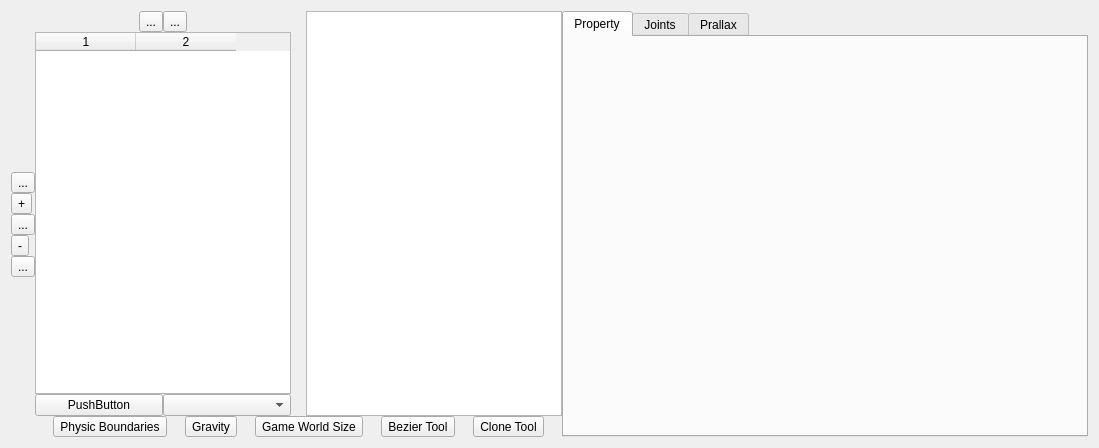
Above: leveleditor.ui from ascetic85/LevelEditor-NG before the change. Below: the same form after it.
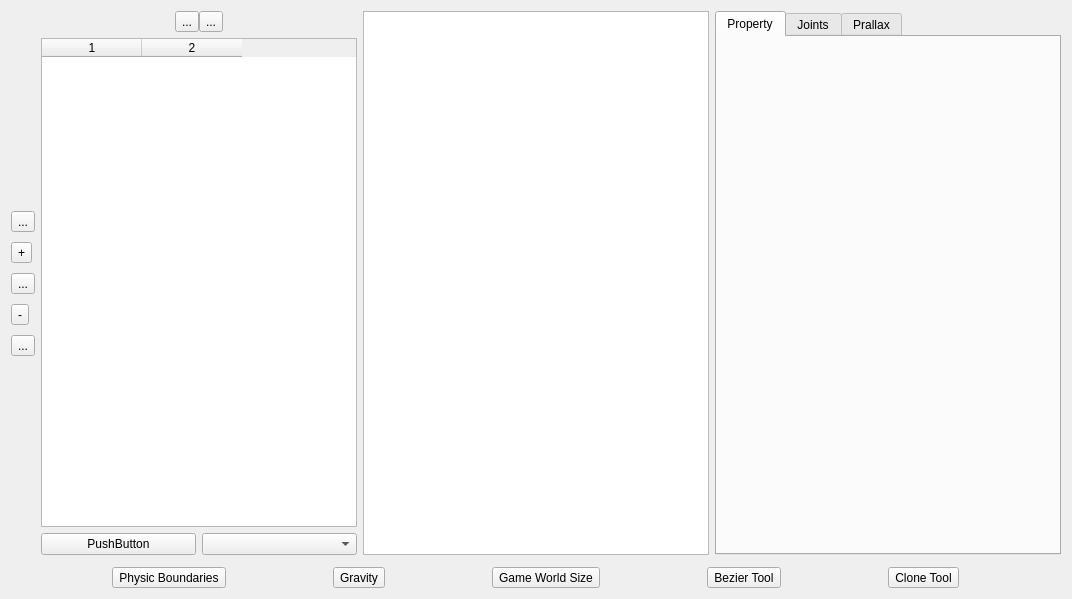
That is the form after the change. Custom widgets are drawn as their Qt base class.

Commit message: [modify] add layout of LevelEditor

What changed in the file:
```diff
--- a/leveleditor.ui
+++ b/leveleditor.ui
@@ -6,8 +6,8 @@
    <rect>
     <x>0</x>
     <y>0</y>
-    <width>1099</width>
-    <height>448</height>
+    <width>1072</width>
+    <height>599</height>
    </rect>
   </property>
   <property name="windowTitle">
@@ -15,12 +15,16 @@
   </property>
   <layout class="QGridLayout" name="gridLayout">
    <item row="0" column="0">
-    <layout class="QHBoxLayout" name="horizontalLayout_6">
-     <property name="spacing">
-      <number>0</number>
-     </property>
+    <layout class="QVBoxLayout" name="verticalLayout_3">
+     <item>
+      <layout class="QHBoxLayout" name="horizontalLayout_5">
+       <item>
+        <layout class="QHBoxLayout" name="horizontalLayout_2">
      <item>
       <layout class="QVBoxLayout" name="verticalLayout">
+           <property name="spacing">
+            <number>10</number>
+           </property>
        <item>
         <spacer name="verticalSpacer_2">
          <property name="orientation">
@@ -85,14 +89,7 @@
       </layout>
      </item>
      <item>
-      <layout class="QVBoxLayout" name="verticalLayout_3">
-       <item>
-        <layout class="QHBoxLayout" name="horizontalLayout_5">
-         <item>
           <layout class="QVBoxLayout" name="verticalLayout_2">
-           <property name="spacing">
-            <number>0</number>
-           </property>
            <item>
             <layout class="QHBoxLayout" name="horizontalLayout_3">
              <property name="spacing">
@@ -171,6 +168,32 @@
            </item>
           </layout>
          </item>
+        </layout>
+       </item>
+       <item>
+        <widget class="GraphWidget" name="graphicsView"/>
+       </item>
+       <item>
+        <widget class="QTabWidget" name="tabWidget">
+         <widget class="QWidget" name="property">
+          <attribute name="title">
+           <string>Property</string>
+          </attribute>
+         </widget>
+         <widget class="QWidget" name="joint">
+          <attribute name="title">
+           <string>Joints</string>
+          </attribute>
+         </widget>
+         <widget class="QWidget" name="Prallax">
+          <attribute name="title">
+           <string>Prallax</string>
+          </attribute>
+         </widget>
+        </widget>
+       </item>
+      </layout>
+     </item>
          <item>
           <widget class="QSplitter" name="xproperty">
            <property name="orientation">
@@ -179,11 +202,6 @@
           </widget>
          </item>
          <item>
-          <widget class="QGraphicsView" name="graphicsView"/>
-         </item>
-        </layout>
-       </item>
-       <item>
         <layout class="QHBoxLayout" name="horizontalLayout_4">
          <item>
           <widget class="QToolButton" name="toolButton">
@@ -224,29 +242,15 @@
        </item>
       </layout>
      </item>
-     <item>
-      <widget class="QTabWidget" name="tabWidget">
-       <widget class="QWidget" name="property">
-        <attribute name="title">
-         <string>Property</string>
-        </attribute>
-       </widget>
-       <widget class="QWidget" name="joint">
-        <attribute name="title">
-         <string>Joints</string>
-        </attribute>
-       </widget>
-       <widget class="QWidget" name="Prallax">
-        <attribute name="title">
-         <string>Prallax</string>
-        </attribute>
-       </widget>
-      </widget>
-     </item>
-    </layout>
-   </item>
-  </layout>
+  </layout>
  </widget>
+ <customwidgets>
+  <customwidget>
+   <class>GraphWidget</class>
+   <extends>QGraphicsView</extends>
+   <header>graphwidget.h</header>
+  </customwidget>
+ </customwidgets>
  <resources/>
  <connections/>
 </ui>
```
Lines whose indentation alone changed are shown as unchanged. The commit also changes 8 other files.
